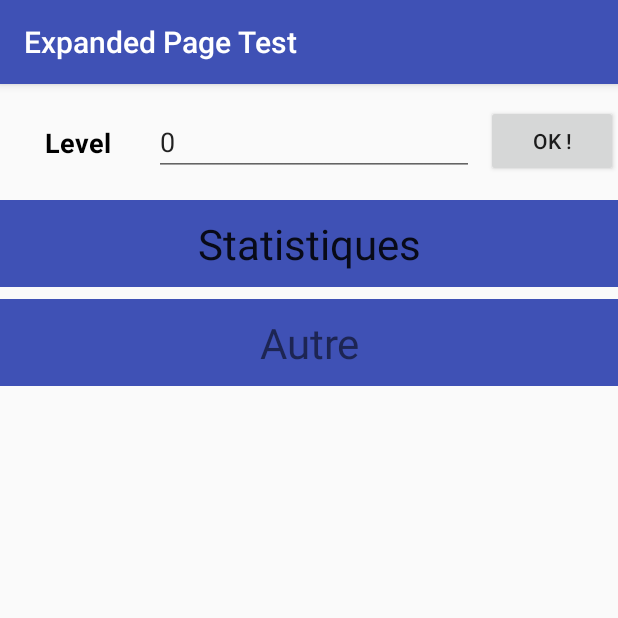
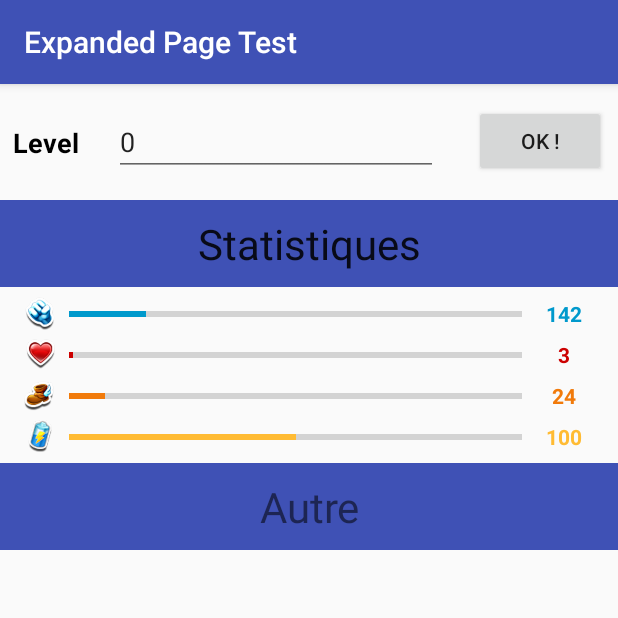
Before and after one commit to JeremyWCS/monstersLegend, an Android app: the MonsterExpandedActivity screen opened directly, with no data from a screen before it, after a tap on "OK !", on a phone screen of 412 x 824 dp, the top half of it. Run offline under Robolectric (Android 15) with nearby library versions, the phone set to English and light mode, and no system bars; libraries missing offline, so code that uses them is left out: java.security.acl; 1 other tap on this screen came first.

Commit message:
commit suite à légères modifications jeudi 13 septembre, 17:06

```diff
--- a/app/src/main/java/fr/wildcodeschool/projetmonsterlegend/MonsterExpandedActivity.java
+++ b/app/src/main/java/fr/wildcodeschool/projetmonsterlegend/MonsterExpandedActivity.java
@@ -11,6 +11,7 @@ import android.widget.ImageView;
 import android.widget.NumberPicker;
 import android.widget.ProgressBar;
 import android.widget.TextView;
+import android.widget.Toast;
 
 import org.w3c.dom.Text;
 
@@ -41,35 +42,65 @@ public class MonsterExpandedActivity extends AppCompatActivity {
         final int[] force = {142};
         final int[] speed = {24};
         final int[] life = {3};
+
         staminaBar.setMax(200);
         forceBar.setMax(700+142);
         speedBar.setMax(4*70+24);
         lifeBar.setMax(6*70+3);
+
+        //initialisation a la première execution (pour ne pas attendre une modification pour l'affichage de valeurs)
+        lifeText.setText(Integer.toString(life[0]));
+        forceText.setText(Integer.toString(force[0]));
+        speedText.setText(Integer.toString(speed[0]));
+        staminaText.setText(Integer.toString(stamina));
+        staminaBar.setProgress(stamina);
+        forceBar.setProgress(force[0]);
+        speedBar.setProgress(speed[0]);
+        lifeBar.setProgress(life[0]);
+        group.setVisibility(View.GONE);
+
         ok.setOnClickListener(new View.OnClickListener() {
             @Override
             public void onClick(View v) {
                 //je récupère mon string et le reconverti en int
                 String lvlStr=level.getText().toString();
-                int lvlInt=Integer.valueOf(lvlStr);
 
-                //si on passe au dessus du lvl max du monstre on le ramène a son level max
-                if (lvlInt>70) {
-                    level.setText("70");
-                    lvlInt=70;
+                //en cas de non renseignement ou de valeurs négatives
+                if(lvlStr.isEmpty()) {
+                    Toast niveauNok = Toast.makeText(getApplicationContext(), getString(R.string.toast), Toast.LENGTH_LONG);
+                    niveauNok.show();
+                    staminaBar.setProgress(0);
+                    forceBar.setProgress(0);
+                    speedBar.setProgress(0);
+                    lifeBar.setProgress(0);
+                    lifeText.setText(Integer.toString(0));
+                    forceText.setText(Integer.toString(0));
+                    speedText.setText(Integer.toString(0));
+                    staminaText.setText(Integer.toString(0));
+
                 }
 
-                //calcul des stats
-                force[0] = 10*lvlInt+142;
-                speed[0] = 4*lvlInt+24;
-                life[0] =6*lvlInt+3;
-                lifeText.setText(Integer.toString(life[0]));
-                forceText.setText(Integer.toString(force[0]));
-                speedText.setText(Integer.toString(speed[0]));
-                staminaText.setText(Integer.toString(stamina));
-                staminaBar.setProgress(stamina);
-                forceBar.setProgress(force[0]);
-                speedBar.setProgress(speed[0]);
-                lifeBar.setProgress(life[0]);
+                else {
+                    int lvlInt = Integer.valueOf(lvlStr);
+                    //si on passe au dessus du lvl max du monstre on le ramène a son level max
+                    if (lvlInt > 70) {
+                        level.setText("70");
+                        lvlInt = 70;
+                    }
+
+                    //calcul des stats
+                    force[0] = 10 * lvlInt + 142;
+                    speed[0] = 4 * lvlInt + 24;
+                    life[0] = 6 * lvlInt + 3;
+                    lifeText.setText(Integer.toString(life[0]));
+                    forceText.setText(Integer.toString(force[0]));
+                    speedText.setText(Integer.toString(speed[0]));
+                    staminaText.setText(Integer.toString(stamina));
+                    staminaBar.setProgress(stamina);
+                    forceBar.setProgress(force[0]);
+                    speedBar.setProgress(speed[0]);
+                    lifeBar.setProgress(life[0]);
+                }
 
             }
         });
--- a/app/src/main/res/layout/activity_monster_expanded.xml
+++ b/app/src/main/res/layout/activity_monster_expanded.xml
@@ -182,32 +182,32 @@
         android:id="@+id/level"
         android:layout_width="0dp"
         android:layout_height="wrap_content"
-        android:layout_marginEnd="8dp"
-        android:layout_marginRight="8dp"
+        android:layout_marginEnd="24dp"
+        android:layout_marginLeft="24dp"
+        android:layout_marginRight="24dp"
+        android:layout_marginStart="24dp"
         android:layout_marginTop="16dp"
         android:ems="10"
         android:inputType="number"
         android:text="0"
         app:layout_constraintEnd_toStartOf="@+id/buttonOk"
+        app:layout_constraintStart_toEndOf="@+id/textView"
         app:layout_constraintTop_toTopOf="parent" />
 
     <TextView
         android:id="@+id/textView"
-        android:gravity="center"
         android:layout_width="0dp"
         android:layout_height="wrap_content"
         android:layout_marginBottom="8dp"
-        android:layout_marginEnd="8dp"
         android:layout_marginLeft="8dp"
-        android:layout_marginRight="8dp"
         android:layout_marginStart="8dp"
         android:layout_marginTop="8dp"
-        android:textStyle="bold"
+        android:gravity="center"
+        android:text="@string/level"
         android:textColor="@android:color/black"
         android:textSize="18sp"
-        android:text="@string/level"
+        android:textStyle="bold"
         app:layout_constraintBottom_toBottomOf="@+id/level"
-        app:layout_constraintEnd_toStartOf="@+id/level"
         app:layout_constraintStart_toStartOf="parent"
         app:layout_constraintTop_toTopOf="@+id/level" />
 
@@ -215,6 +215,8 @@
         android:id="@+id/buttonOk"
         android:layout_width="0dp"
         android:layout_height="wrap_content"
+        android:layout_marginEnd="8dp"
+        android:layout_marginRight="8dp"
         android:text="Ok !"
         app:layout_constraintBottom_toBottomOf="@+id/level"
         app:layout_constraintEnd_toEndOf="parent"
--- a/app/src/main/res/values/strings.xml
+++ b/app/src/main/res/values/strings.xml
@@ -4,4 +4,5 @@
     <string name="title_expanded"> Expanded Page Test </string>
     <string name="stat"> Statistiques </string>
     <string name="level">Level</string>
+    <string name="toast">Entre un niveau please.</string>
 </resources>
```
